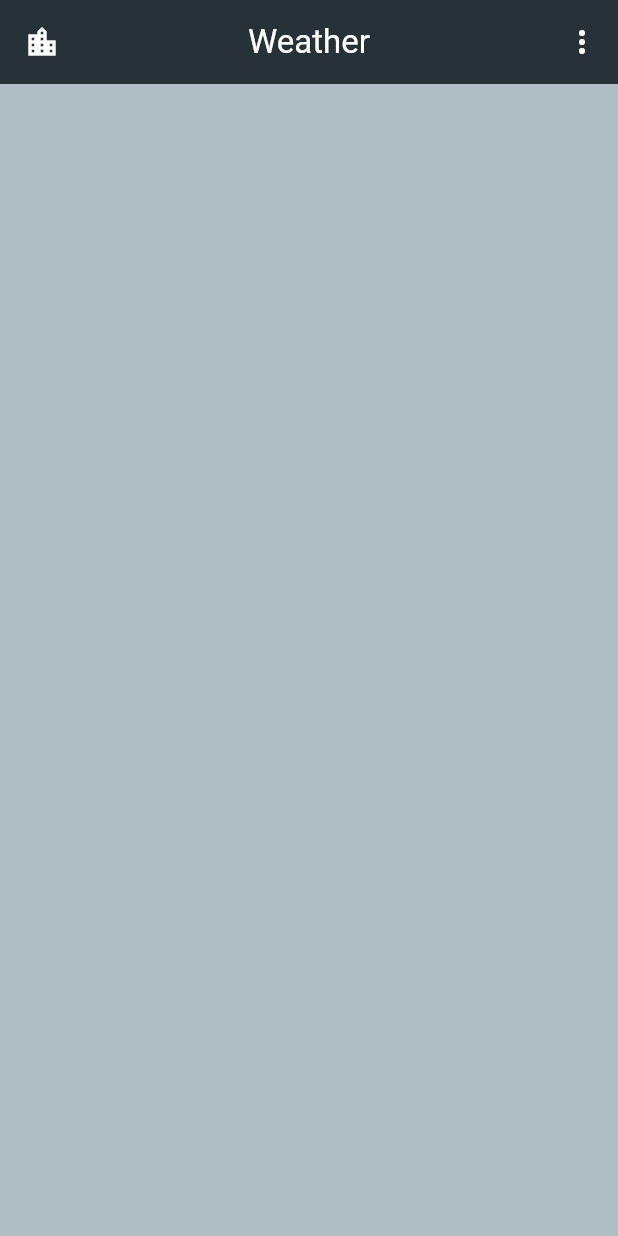
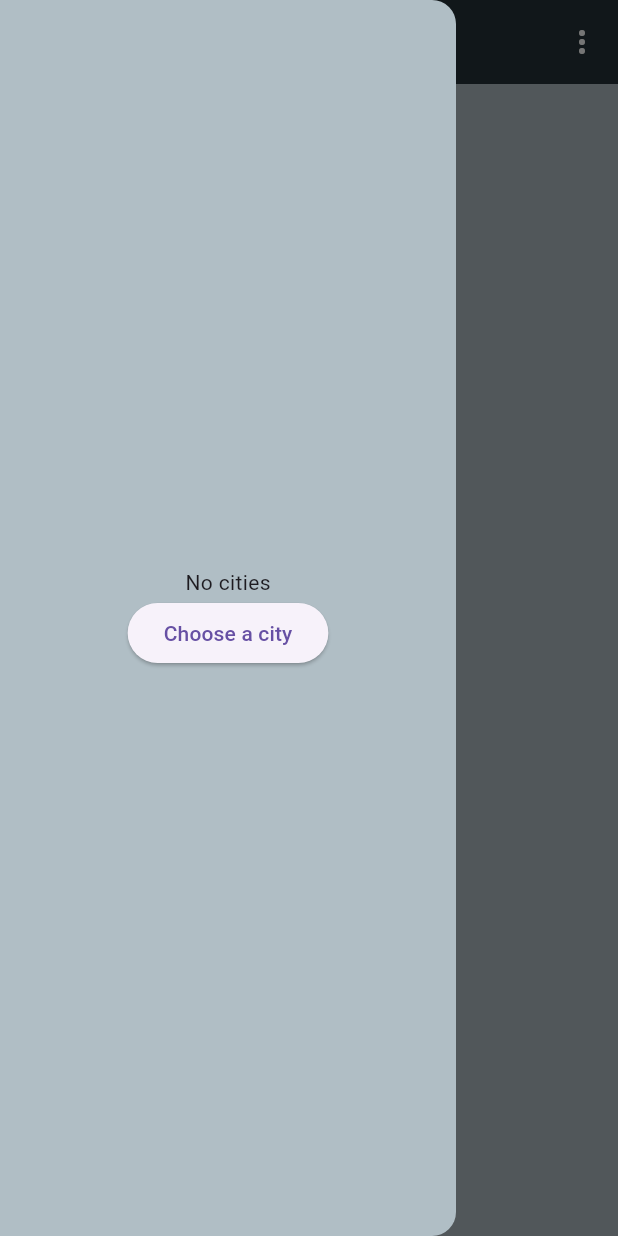
Before and after one commit to BarGhasH17/weather_application, a Flutter app: the screen it shows after launch, after a tap on the "location city" icon, on a phone screen of 412 x 824 dp. Run offline on Flutter 3.47's test engine with Material 3 defaults, Android fonts, the phone set to English and light mode, and no system bars.

Commit message:
second commit

```diff
--- /dev/null
+++ b/lib/app_bar.dart
@@ -0,0 +1,36 @@
+import 'package:flutter/material.dart';
+
+PreferredSizeWidget myAppBar() {
+  return AppBar(
+    backgroundColor: Colors.blueGrey[900],
+    leading: Builder(
+      builder: (context) => IconButton(
+          icon: const Icon(
+            Icons.location_city,
+            color: Colors.white,
+          ),
+          tooltip: "View cities",
+          onPressed: () {
+            Scaffold.of(context).openDrawer();
+          }),
+    ),
+    centerTitle: true,
+    title: const Text(
+      style: TextStyle(
+        color: Colors.white,
+      ),
+      "Weather",
+    ),
+    actions: [
+      PopupMenuButton(
+        iconColor: Colors.white,
+        color: Colors.blueGrey[100],
+        itemBuilder: (context) => const [
+          PopupMenuItem(
+            child: Text("setting"),
+          ),
+        ],
+      )
+    ],
+  );
+}
--- /dev/null
+++ b/lib/drawer.dart
@@ -0,0 +1,19 @@
+import 'package:flutter/material.dart';
+
+Widget myDrawer() {
+  return Drawer(
+    backgroundColor: Colors.blueGrey[200],
+    child: Center(
+      child: Column(
+        mainAxisAlignment: MainAxisAlignment.center,
+        children: [
+          const Text("No cities"),
+          ElevatedButton(
+            onPressed: () {},
+            child: const Text("Choose a city"),
+          ),
+        ],
+      ),
+    ),
+  );
+}
--- a/lib/main.dart
+++ b/lib/main.dart
@@ -1,35 +1,15 @@
 import 'package:flutter/material.dart';
+import 'package:weather_application/drawer.dart';
+import 'app_bar.dart';
 
 void main() {
-  runApp(MaterialApp(
-    home: Scaffold(
-      backgroundColor: Colors.blueGrey[200],
-      appBar: AppBar(
-        backgroundColor: Colors.blueGrey[900],
-        leading: IconButton(
-          icon: const Icon(
-            Icons.location_city,
-            color: Colors.white,
-            ),
-            tooltip: "View cities",
-            onPressed: () {},
-          ),
-        centerTitle: true,
-        title: const Text(
-          style: TextStyle(color: Colors.white,),
-          "Weather",
-          ),
-          actions: <Widget> [
-            IconButton(
-              onPressed: () {},
-              icon: const Icon(
-                Icons.more_vert,
-                color: Colors.white,
-                ),
-              tooltip: "More",
-            ),
-          ],
+  runApp(
+    MaterialApp(
+      home: Scaffold(
+        backgroundColor: Colors.blueGrey[200],
+        appBar: myAppBar(),
+        drawer: myDrawer(),
       ),
     ),
-  ),);
+  );
 }
```
